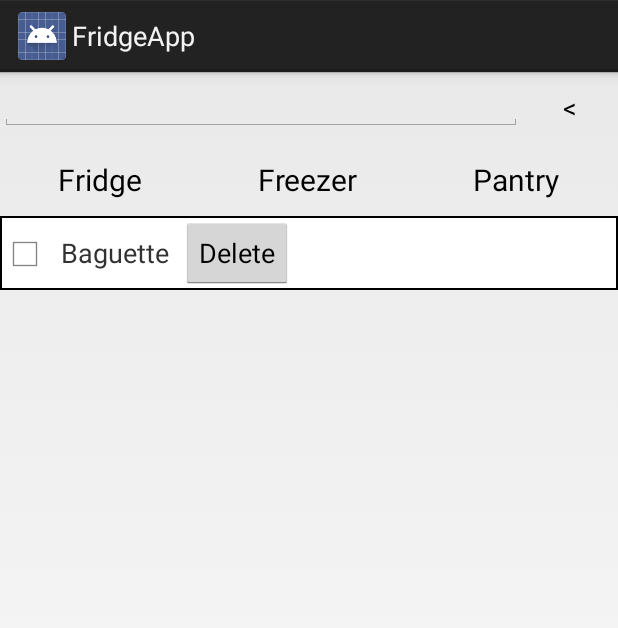
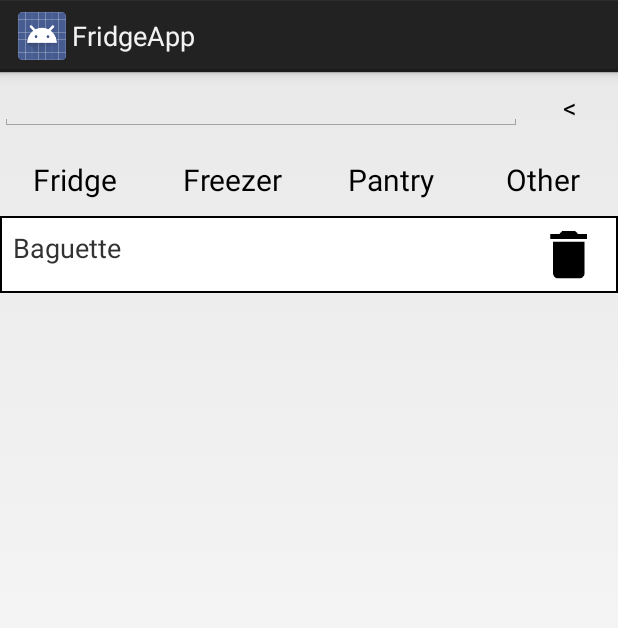
Before and after one commit to mfranklin128/FridgeApp, an Android app: the fragment StashFragment shown on its own in the app's theme, after a tap on an icon or button, on a phone screen of 412 x 824 dp. Shown: the top 628 px of the screen. Run offline under Robolectric (Android 15) with nearby library versions, the phone set to English and light mode, and no system bars.

Commit message:
Fixed the filters, so they now behave rationally (if not as optimally as possible)

```diff
--- a/app/src/main/java/com/mfranklin/fridgeapp/StashFragment.java
+++ b/app/src/main/java/com/mfranklin/fridgeapp/StashFragment.java
@@ -2,7 +2,9 @@ package com.mfranklin.fridgeapp;
 
 
 import android.content.Context;
+import android.graphics.Color;
 import android.graphics.Typeface;
+import android.location.Location;
 import android.os.Bundle;
 import android.app.Fragment;
 import android.text.Editable;
@@ -20,6 +22,7 @@ import android.widget.Filter;
 import android.widget.Filterable;
 import android.widget.ListView;
 import android.widget.TextView;
+
 import com.mfranklin.fridgeapp.adapters.StashAdapter;
 
 import java.util.ArrayList;
@@ -69,8 +72,16 @@ public class StashFragment extends Fragment {
         final StashAdapter.FoodItemFilter stashFilter = (StashAdapter.FoodItemFilter) stashAdapter.getFilter();
         stashList.setAdapter(stashAdapter);
 
-        // Hook up Filter row expansion
+        // Hook up Filters
         final View filterRow = toReturn.findViewById(R.id.stash_filter_row);
+        final Button fridgeHeader = (Button) toReturn.findViewById(R.id.stash_tab_fridge);
+        final Button freezerHeader = (Button) toReturn.findViewById(R.id.stash_tab_freezer);
+        final Button pantryHeader = (Button) toReturn.findViewById(R.id.stash_tab_pantry);
+        final Button otherHeader = (Button) toReturn.findViewById(R.id.stash_tab_other);
+        fridgeHeader.setOnClickListener(new LocationFilterOnClickListener(stashFilter, Constants.LOC_FRIDGE));
+        freezerHeader.setOnClickListener(new LocationFilterOnClickListener(stashFilter, Constants.LOC_FREEZER));
+        pantryHeader.setOnClickListener(new LocationFilterOnClickListener(stashFilter, Constants.LOC_PANTRY));
+        otherHeader.setOnClickListener(new LocationFilterOnClickListener(stashFilter, Constants.LOC_NONE));
         View filterExpansionButton = toReturn.findViewById(R.id.stash_filter_expand_button);
         filterExpansionButton.setOnClickListener(new View.OnClickListener() {
             @Override
@@ -78,72 +89,22 @@ public class StashFragment extends Fragment {
                 if (filterRow.getVisibility() == View.VISIBLE) {
                     filterRow.setVisibility(View.GONE);
                     ((Button) v).setText(">");
-                    stashFilter.removeAllLocationFilters();
+                    stashFilter.removeLocationFilter(Constants.LOC_FRIDGE);
+                    stashFilter.removeLocationFilter(Constants.LOC_FREEZER);
+                    stashFilter.removeLocationFilter(Constants.LOC_PANTRY);
+                    fridgeHeader.setTypeface(Typeface.DEFAULT);
+                    fridgeHeader.setBackgroundColor(Color.TRANSPARENT);
+                    freezerHeader.setTypeface(Typeface.DEFAULT);
+                    freezerHeader.setBackgroundColor(Color.TRANSPARENT);
+                    pantryHeader.setTypeface(Typeface.DEFAULT);
+                    pantryHeader.setBackgroundColor(Color.TRANSPARENT);
+                    otherHeader.setTypeface(Typeface.DEFAULT);
+                    otherHeader.setBackgroundColor(Color.TRANSPARENT);
                 }
                 else {
                     filterRow.setVisibility(View.VISIBLE);
                     ((Button) v).setText("<");
                 }
-            }
-        });
-        // Hook up fridge/freezer/pantry filter
-        final TextView fridgeHeader = (TextView) toReturn.findViewById(R.id.stash_tab_fridge);
-        final TextView freezerHeader = (TextView) toReturn.findViewById(R.id.stash_tab_freezer);
-        final TextView pantryHeader = (TextView) toReturn.findViewById(R.id.stash_tab_pantry);
-        fridgeHeader.setOnClickListener(new View.OnClickListener() {
-            @Override
-            public void onClick(View v) {
-                if (fridgeHeader.getTypeface() == Typeface.DEFAULT) { // using typeface as an on/off flag
-                    stashFilter.removeAllLocationFilters();
-                    stashFilter.addLocationFilter(Constants.LOC_FRIDGE);
-                    fridgeHeader.setTypeface(Typeface.DEFAULT_BOLD);
-                    freezerHeader.setTypeface(Typeface.DEFAULT);
-                    pantryHeader.setTypeface(Typeface.DEFAULT);
-                }
-                else {
-                    Log.d("StashFragment", "removing location filter");
-                    stashFilter.removeLocationFilter(Constants.LOC_FRIDGE);
-                    fridgeHeader.setTypeface(Typeface.DEFAULT);
-                }
-                stashFilter.filter("");
-            }
-        });
-
-        freezerHeader.setOnClickListener(new View.OnClickListener() {
-            @Override
-            public void onClick(View v) {
-                Log.d("StashFragment", "somehow here");
-                if (freezerHeader.getTypeface() == Typeface.DEFAULT) {
-                    Log.d("StashFragment", "here");
-                    stashFilter.removeAllLocationFilters();
-                    stashFilter.addLocationFilter(Constants.LOC_FREEZER);
-                    freezerHeader.setTypeface(Typeface.DEFAULT_BOLD);
-                    fridgeHeader.setTypeface(Typeface.DEFAULT);
-                    pantryHeader.setTypeface(Typeface.DEFAULT);
-                }
-                else {
-                    stashFilter.removeLocationFilter(Constants.LOC_FREEZER);
-                    freezerHeader.setTypeface(Typeface.DEFAULT);
-                }
-                stashFilter.filter("");
-            }
-        });
-
-        pantryHeader.setOnClickListener(new View.OnClickListener() {
-            @Override
-            public void onClick(View v) {
-                if (pantryHeader.getTypeface() == Typeface.DEFAULT) {
-                    stashFilter.removeAllLocationFilters();
-                    stashFilter.addLocationFilter(Constants.LOC_PANTRY);
-                    pantryHeader.setTypeface(Typeface.DEFAULT_BOLD);
-                    fridgeHeader.setTypeface(Typeface.DEFAULT);
-                    freezerHeader.setTypeface(Typeface.DEFAULT);
-                }
-                else {
-                    stashFilter.removeLocationFilter(Constants.LOC_PANTRY);
-                    pantryHeader.setTypeface(Typeface.DEFAULT);
-                }
-                stashFilter.filter("");
             }
         });
 
@@ -173,4 +134,31 @@ public class StashFragment extends Fragment {
         // TODO: Update argument type and name
         public void onStashFragmentInteraction();
     }
+
+    private class LocationFilterOnClickListener implements View.OnClickListener {
+        private int location;
+        private boolean on = false;
+        private StashAdapter.FoodItemFilter filter;
+
+        public LocationFilterOnClickListener(StashAdapter.FoodItemFilter filter, int location) {
+            this.location = location;
+            this.filter = filter;
+        }
+
+        public void onClick(View v) {
+            Button b = (Button) v;
+            if (!on) {
+                filter.addLocationFilter(location);
+                b.setTypeface(Typeface.DEFAULT_BOLD);
+                b.setBackgroundColor(Color.LTGRAY);
+            }
+            else {
+                filter.removeLocationFilter(location);
+                b.setTypeface(Typeface.DEFAULT);
+                b.setBackgroundColor(Color.TRANSPARENT);
+            }
+            on = !on;
+            filter.filter();
+        }
+    }
 }
--- a/app/src/main/java/com/mfranklin/fridgeapp/adapters/FoodItemAdapter.java
+++ b/app/src/main/java/com/mfranklin/fridgeapp/adapters/FoodItemAdapter.java
@@ -59,11 +59,12 @@ abstract class FoodItemAdapter extends BaseAdapter {
         private int reminderFilter = 0; // figure this out
         private String categoryFilter = null; // figure this out
 
-        public void addStatusFilter(int statusFilter) { statusFilters.add(statusFilter); }
+        public void addStatusFilter(int statusFilter) {
+            Log.d("FoodItemAdapter", "adding status filter = " + Constants.statusToString(statusFilter));
+            statusFilters.add(statusFilter);
+        }
 
         public void removeStatusFilter(int statusFilter) { statusFilters.remove(statusFilter); }
-
-        public void removeAllStatusFilters() { statusFilters = null; statusFilters = new HashSet<Integer>(); }
 
         public void addLocationFilter(int locationFilter) {
             locationFilters.add(locationFilter);
@@ -73,26 +74,26 @@ abstract class FoodItemAdapter extends BaseAdapter {
             locationFilters.remove(locationFilter);
         }
 
-        public void removeAllLocationFilters() { locationFilters = null; locationFilters = new HashSet<Integer>(); }
-
         public void setNameFilter(String nameFilter) {
             this.nameFilter = nameFilter;
         }
 
         private boolean hasNoConstraints() {
-            return locationFilters.size() == 0 && nameFilter == null;
+            return locationFilters.size() == 0 && nameFilter == null && statusFilters.size() == 0;
         }
 
         // will match any locations; up to the client code to handle AND vs ORing locations
         // e.g., if you only want to match one location, make sure you remove other constraints
         // when you add a new one
         private boolean matchesLocationFilter(FoodItem item) {
+            Log.d("FoodItemAdapter", "filtering on location");
             if (locationFilters.size() == 0) return true;
             for (Integer location : locationFilters) if (item.getLocation() == location) return true;
             return false;
         }
 
         private boolean matchesNameFilter(FoodItem item) {
+            Log.d("FoodItemAdapter", "filtering on name");
             if (nameFilter == null || nameFilter.length() == 0) return true;
             String[] nameWords = item.type.name.split("\\s+");
             for (String nameWord : nameWords) if (nameWord.toLowerCase().startsWith(nameFilter.toLowerCase())) return true;
@@ -100,6 +101,7 @@ abstract class FoodItemAdapter extends BaseAdapter {
         }
 
         private boolean matchesStatusFilter(FoodItem item) {
+            Log.d("FoodItemAdapter", "filtering on status");
             if (statusFilters.size() == 0) return true;
             for (Integer status : statusFilters) if (item.getStatus() == status) return true;
             return false;
--- a/app/src/main/java/com/mfranklin/fridgeapp/adapters/ShoppingListAdapter.java
+++ b/app/src/main/java/com/mfranklin/fridgeapp/adapters/ShoppingListAdapter.java
@@ -4,6 +4,7 @@ import android.content.Context;
 import android.graphics.Color;
 import android.os.Handler;
 import android.util.Log;
+import android.view.Gravity;
 import android.view.LayoutInflater;
 import android.view.View;
 import android.view.ViewGroup;
@@ -103,7 +104,7 @@ public class ShoppingListAdapter extends FoodItemAdapter {
         rowView.setOnClickListener(new View.OnClickListener() {
             @Override
             public void onClick(View v) {
-                detailCard.showAsDropDown(v, -5, 0);
+                detailCard.showAtLocation(v, Gravity.CENTER_HORIZONTAL, 0, 0);
             }
         });
         return rowView;
--- a/app/src/main/java/com/mfranklin/fridgeapp/adapters/StashAdapter.java
+++ b/app/src/main/java/com/mfranklin/fridgeapp/adapters/StashAdapter.java
@@ -13,6 +13,7 @@ import android.view.View;
 import android.view.ViewGroup;
 import android.view.WindowManager;
 import android.widget.Button;
+import android.widget.ImageButton;
 import android.widget.PopupWindow;
 import android.widget.TextView;
 
@@ -26,6 +27,8 @@ import com.mfranklin.fridgeapp.R;
 public class StashAdapter extends FoodItemAdapter {
     public StashAdapter(Context context, FoodItem[] stashItems) {
         super(context, stashItems);
+        filter.addStatusFilter(Constants.STATUS_STASH);
+        filter.filter();
     }
 
     public View getView(int position, View convertView, ViewGroup parent) {
@@ -42,7 +45,7 @@ public class StashAdapter extends FoodItemAdapter {
         tv.setText(thisFoodItem.type.name);
 
         // hook up delete button
-        Button b = (Button) rowView.findViewById(R.id.stash_item_delete);
+        ImageButton b = (ImageButton) rowView.findViewById(R.id.stash_item_remove);
         b.setOnClickListener(new View.OnClickListener() {
             @Override
             public void onClick(View v) {
@@ -60,7 +63,7 @@ public class StashAdapter extends FoodItemAdapter {
             }
 
             public void dismiss() {
-                Log.d("StashAdapter", "dismiss() being called");
+                Log.d("StashAdapter", "calling dismiss here");
                 filter.filter();
                 notifyDataSetChanged();
                 super.dismiss();
--- a/app/src/main/res/layout/food_item_detail_card.xml
+++ b/app/src/main/res/layout/food_item_detail_card.xml
@@ -20,7 +20,8 @@
             android:id="@+id/detail_card_name_val"
             android:layout_width="fill_parent"
             android:layout_height="wrap_content"
-            android:gravity="right"/>
+            android:gravity="right"
+            android:textSize="17sp"/>
     </LinearLayout>
 
     <LinearLayout
--- a/app/src/main/res/layout/fragment_stash.xml
+++ b/app/src/main/res/layout/fragment_stash.xml
@@ -67,6 +67,16 @@
                     android:textSize="20sp"
                     android:clickable="true"
                     style="?android:attr/borderlessButtonStyle"/>
+                <Button
+                    android:layout_width="wrap_content"
+                    android:layout_height="wrap_content"
+                    android:layout_weight="1"
+                    android:text="Other"
+                    android:id="@+id/stash_tab_other"
+                    android:gravity="center"
+                    android:textSize="20sp"
+                    android:clickable="true"
+                    style="?android:attr/borderlessButtonStyle"/>
             </LinearLayout>
         </LinearLayout>
         <ListView
--- a/app/src/main/res/layout/stash_item.xml
+++ b/app/src/main/res/layout/stash_item.xml
@@ -1,14 +1,9 @@
 <?xml version="1.0" encoding="utf-8"?>
-<LinearLayout xmlns:android="http://schemas.android.com/apk/res/android"
+<RelativeLayout xmlns:android="http://schemas.android.com/apk/res/android"
     android:orientation="horizontal" android:layout_width="match_parent"
     android:layout_height="match_parent"
     android:paddingRight="8dip"
     android:background="@drawable/image_border">
-    <CheckBox
-        android:layout_width="wrap_content"
-        android:layout_height="wrap_content"
-        android:checked="false"
-        />
     <TextView
         android:layout_width="wrap_content"
         android:layout_height="wrap_content"
@@ -16,9 +11,13 @@
         android:paddingLeft="16dp"
         android:padding="8dp"
         android:id="@+id/stash_item_name" />
-    <Button
-        android:layout_width="wrap_content"
-        android:layout_height="wrap_content"
-        android:text="Delete"
-        android:id="@+id/stash_item_delete"/>
-</LinearLayout>
+    <ImageButton
+        android:id="@+id/stash_item_remove"
+        android:layout_width="50dp"
+        android:layout_height="50dp"
+        android:padding="8dp"
+        android:src="@mipmap/ic_delete"
+        android:layout_alignParentRight="true"
+        android:background="@null"
+        android:clickable="true" />
+</RelativeLayout>
```
